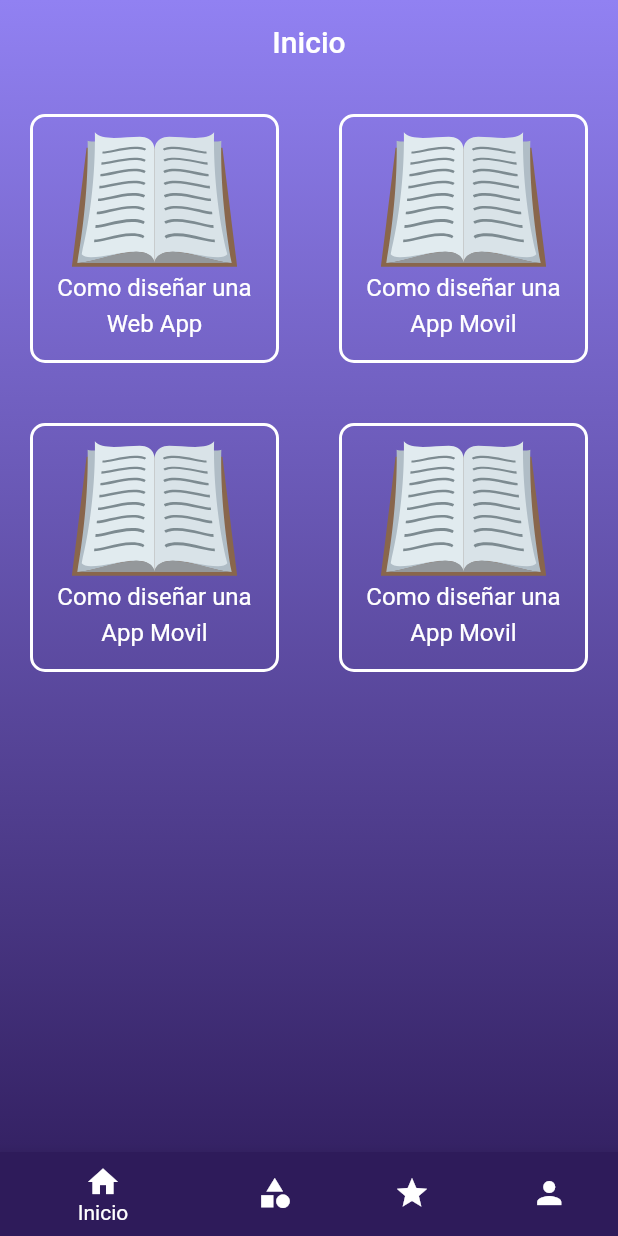
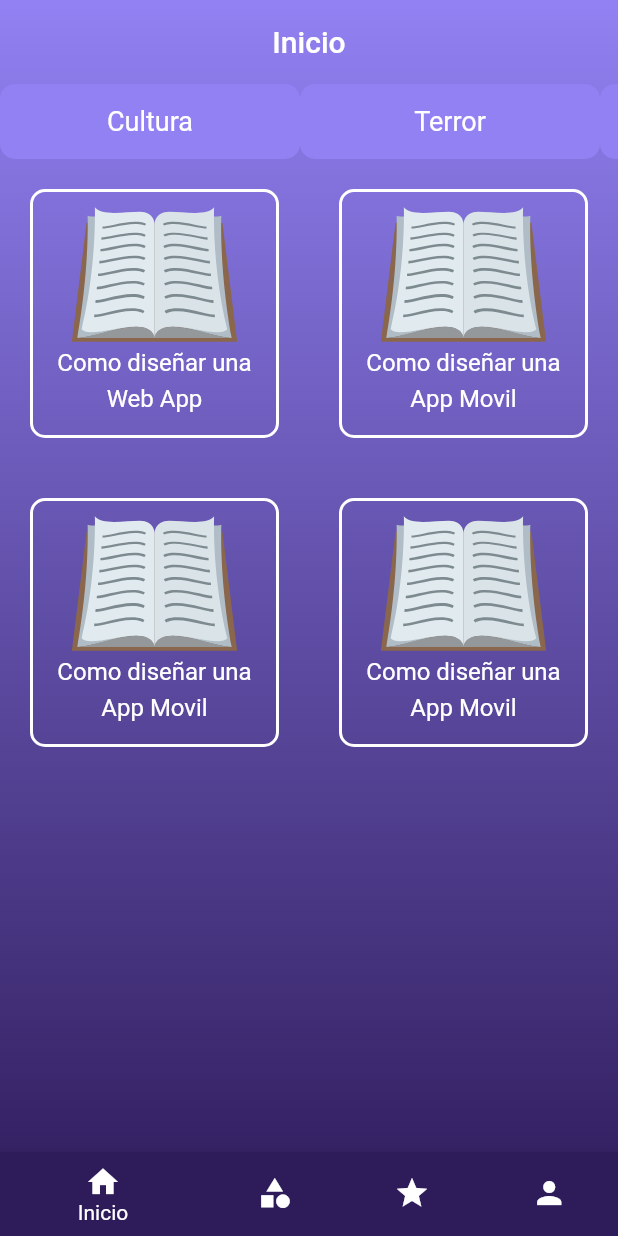
Before and after one commit to Cristhianbh98/am2-library-project, a Flutter app: the screen it shows after launch, on a phone screen of 412 x 824 dp. Run offline on Flutter 3.47's test engine with Material 2 defaults, Android fonts, the phone set to English and light mode, and no system bars; our stand-ins replace flutter_svg; missing offline and left inert: dart:html.

Commit message:
fix: home error

```diff
--- a/lib/screens/main_navigation_menu_screen.dart
+++ b/lib/screens/main_navigation_menu_screen.dart
@@ -1,5 +1,5 @@
 import 'package:am2_library_project/widgets/Home_Widget.dart';
-import 'package:am2_library_project/widgets/book_list_wdget.dart';
+import 'package:am2_library_project/widgets/book_list_widget.dart';
 import 'package:am2_library_project/widgets/main_app_bar.dart';
 import 'package:am2_library_project/screens/book_screen.dart';
 import 'package:am2_library_project/widgets/gradient_background.dart';
--- a/lib/widgets/Home_Widget.dart
+++ b/lib/widgets/Home_Widget.dart
@@ -4,7 +4,7 @@ import 'package:am2_library_project/model/book.dart';
 import 'package:am2_library_project/screens/book_screen.dart';
 import 'package:flutter_svg/flutter_svg.dart';
 import 'package:flutter/material.dart';
-import 'book_list_wdget.dart';
+import 'book_list_widget.dart';
 
 class HomeWidget extends StatefulWidget {
   const HomeWidget({
@@ -57,10 +57,9 @@ class _HomeWidget extends State<HomeWidget> {
 
   @override
   Widget build(BuildContext context) {
-    return BookListWidget(books: books);
-  }
-}/*
-Container(
+    return Column(
+      children: [
+        Container(
           height: 50,
           child: ListView(
             scrollDirection: Axis.horizontal,
@@ -111,4 +110,9 @@ Container(
               ),
             ],
           ),
-        ),/*
+        ),
+        BookListWidget(books: books),
+      ],
+    );
+  }
+}
--- a/lib/widgets/book_list_wdget.dart
+++ b/lib/widgets/book_list_widget.dart
@@ -17,6 +17,7 @@ class _BookListWidget extends State<BookListWidget> {
   Widget build(BuildContext context) {
     return GridView.count(
       crossAxisCount: 2,
+      shrinkWrap: true,
       children: widget.books.map((book) {
         return Padding(
           padding: const EdgeInsets.all(20.0),
```
